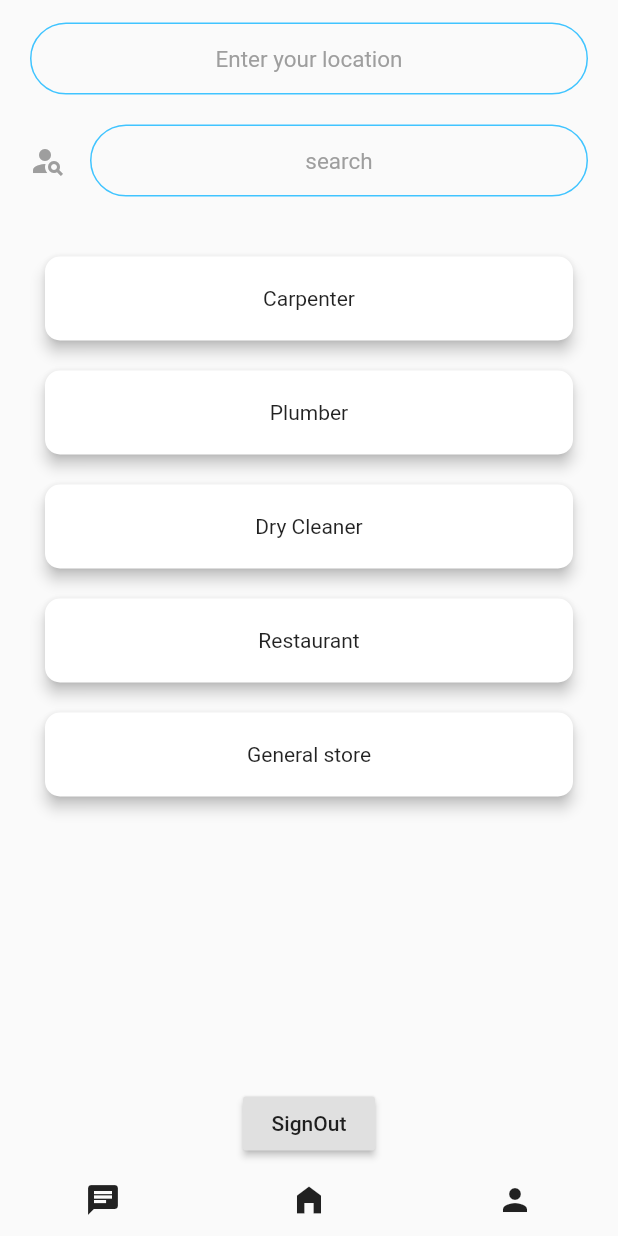
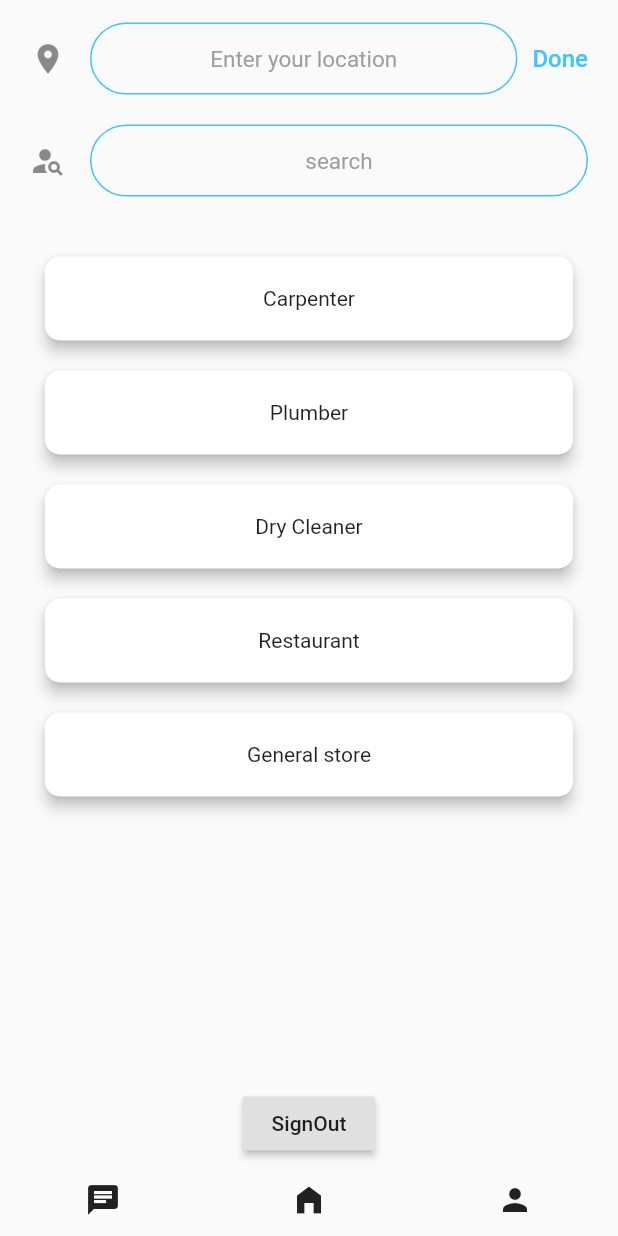
Before and after one commit to dopexhit/localite, a Flutter app: the screen it shows once a user with an empty profile is signed in, on a phone screen of 412 x 824 dp. Run offline on Flutter 3.47's test engine with Material 2 defaults, Android fonts, the light colour scheme and no system bars; our stand-ins replace cloud_firestore, firebase_auth, firebase_core, fluttertoast, geocoding, modal_progress_hud and 1 more; missing offline and left inert: simple_location_picker; accounts and stored records are empty.

Commit message:
location feature for user home screen

```diff
--- a/lib/screens/register_service_provider.dart
+++ b/lib/screens/register_service_provider.dart
@@ -155,7 +155,8 @@ class _RegisterServiceProviderState extends State<RegisterServiceProvider> {
                           });
                         }
                       });
-                      }),
+                    },
+                  ),
                   SizedBox(height: 24.0),
                   Padding(
                     padding: EdgeInsets.symmetric(vertical: 16.0),
--- a/lib/screens/user_home.dart
+++ b/lib/screens/user_home.dart
@@ -1,10 +1,13 @@
 import 'package:flutter/material.dart';
+import 'package:geocoding/geocoding.dart';
 import 'package:localite/constants.dart';
 import 'package:localite/models/offered_services.dart';
-import 'package:localite/screens/login_or_register.dart';
 import 'package:localite/screens/selection_screen.dart';
 import 'package:localite/services/auth.dart';
 import 'package:localite/services/shared_pref.dart';
+import 'package:localite/widgets/toast.dart';
+import 'package:simple_location_picker/simple_location_picker_screen.dart';
+import 'package:simple_location_picker/simple_location_result.dart';
 
 class UserHomeScreen extends StatefulWidget {
   @override
@@ -12,8 +15,12 @@ class UserHomeScreen extends StatefulWidget {
 }
 
 class _UserHomeScreenState extends State<UserHomeScreen> {
+  SimpleLocationResult selectedLocation;
   String location;
   String searchValue;
+  double latitude;
+  double longitude;
+
   @override
   Widget build(BuildContext context) {
     return Scaffold(
@@ -22,24 +29,72 @@ class _UserHomeScreenState extends State<UserHomeScreen> {
           padding: EdgeInsets.symmetric(vertical: 15, horizontal: 20),
           child: Column(
             children: [
-              TextField(
+              Row(
+                children: [
+                  Expanded(
+                    child: TextField(
                       onChanged: (value) {
                         location = value;
                       },
-                obscureText: true,
                       style: TextStyle(
                         color: Colors.black87,
                       ),
                       textAlign: TextAlign.center,
-                decoration:
-                    kLoginDecoration.copyWith(hintText: 'Enter your location'),
+                      decoration: kLoginDecoration.copyWith(
+                        hintText: 'Enter your location',
+                        icon: Icon(Icons.location_on),
+                      ),
+                    ),
+                  ),
+                  SizedBox(width: 10),
+                  GestureDetector(
+                    onTap: () async {
+                      List<Location> locations =
+                          await locationFromAddress(location);
+                      if (locations == null) {
+                        MyToast().getToast(
+                            'An error occurred! Enter your location again');
+                      } else {
+                        double lat = locations[0].latitude;
+                        double long = locations[0].longitude;
+
+                        Navigator.push(
+                            context,
+                            MaterialPageRoute(
+                                builder: (context) => SimpleLocationPicker(
+                                      initialLatitude: lat,
+                                      initialLongitude: long,
+                                      appBarTitle: "Select Location",
+                                    ))).then((value) {
+                          if (value != null) {
+                            setState(() {
+                              selectedLocation = value;
+                              latitude = selectedLocation.latitude;
+                              longitude = selectedLocation.longitude;
+                              MyToast().getToast(latitude.toString() +
+                                  '  ' +
+                                  longitude.toString());
+                            });
+                          }
+                        });
+                      }
+                    },
+                    child: Text(
+                      'Done',
+                      style: TextStyle(
+                        color: Colors.lightBlueAccent,
+                        fontWeight: FontWeight.w500,
+                        fontSize: 16,
+                      ),
+                    ),
+                  )
+                ],
               ),
               SizedBox(height: 20),
               TextField(
                 onChanged: (value) {
                   searchValue = value;
                 },
-                obscureText: true,
                 style: TextStyle(
                   color: Colors.black87,
                 ),
@@ -48,7 +103,6 @@ class _UserHomeScreenState extends State<UserHomeScreen> {
                   hintText: 'search',
                   icon: Icon(
                     Icons.person_search_sharp,
-                    color: Colors.grey,
                   ),
                 ),
               ),
--- a/pubspec.yaml
+++ b/pubspec.yaml
@@ -54,6 +54,7 @@ dependencies:
   fluttertoast: ^7.1.6
   modal_progress_hud: ^0.1.3
   simple_location_picker: ^0.0.3
+  geocoding: ^1.0.5
 
 
 
```
Also changed, not shown: pubspec.lock. Lines whose indentation alone changed are shown as unchanged.
